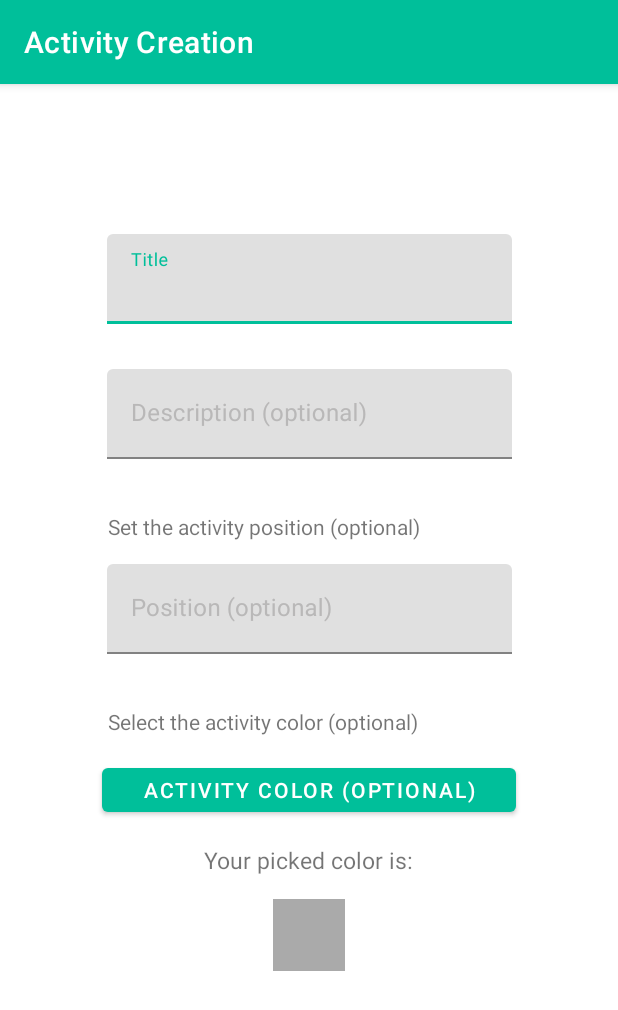
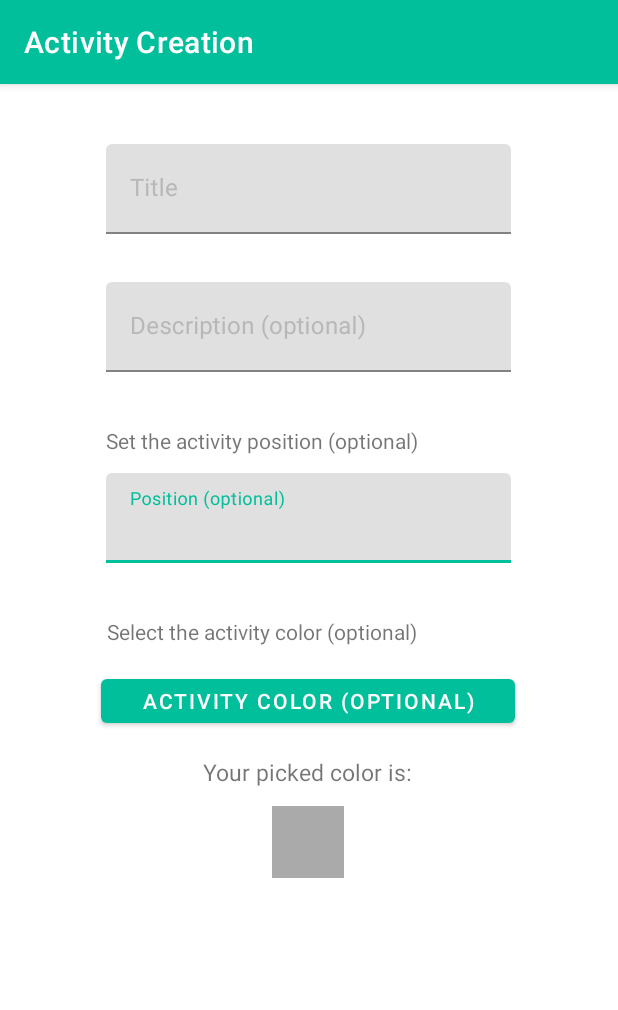
Before and after one commit to MrCosta57/progetto_ing_del_software_2021, an Android app: the layout fragment_activities_creation1.xml on its own in the app's theme, with its tools: preview values and no code run, on a phone screen of 412 x 824 dp. Shown: the top 1010 px of the screen. Run offline under Robolectric (Android 15) with nearby library versions, the light colour scheme and no system bars.

Commit message:
Activities Creation 1
Fatta la prima parte di activities creation, manca la onComplete

```diff
--- a/client/app/src/main/res/layout/fragment_activities_creation1.xml
+++ b/client/app/src/main/res/layout/fragment_activities_creation1.xml
@@ -26,14 +26,63 @@
             app:title="Activity Creation" />
     </com.google.android.material.appbar.AppBarLayout>
 
+
+    <Button
+        android:id="@+id/pick_color_button"
+        android:layout_width="276dp"
+        android:layout_height="41dp"
+        android:layout_gravity="center"
+        android:layout_marginTop="16dp"
+        android:text="@string/activity_color_optional"
+        app:layout_constraintEnd_toEndOf="parent"
+        app:layout_constraintHorizontal_bias="0.496"
+        app:layout_constraintStart_toStartOf="parent"
+        app:layout_constraintTop_toBottomOf="@+id/textView3"
+        tools:ignore="TextContrastCheck,TouchTargetSizeCheck" />
+
+    <View
+        android:id="@+id/preview_selected_color"
+        android:layout_width="48dp"
+        android:layout_height="48dp"
+        android:layout_gravity="center"
+        android:layout_marginTop="12dp"
+        android:background="@android:color/darker_gray"
+        app:layout_constraintEnd_toEndOf="parent"
+        app:layout_constraintHorizontal_bias="0.498"
+        app:layout_constraintStart_toStartOf="parent"
+        app:layout_constraintTop_toBottomOf="@+id/textView4" />
+
+    <com.google.android.material.textfield.TextInputLayout
+        android:id="@+id/activity_position"
+        android:layout_width="270dp"
+        android:layout_height="60dp"
+        android:layout_marginTop="12dp"
+        android:textColorHint="#B9B8B8"
+        app:layout_constraintEnd_toEndOf="parent"
+        app:layout_constraintHorizontal_bias="0.496"
+        app:layout_constraintStart_toStartOf="parent"
+        app:layout_constraintTop_toBottomOf="@+id/textView2">
+
+        <EditText
+            android:id="@+id/activity_position_text"
+            android:layout_width="match_parent"
+            android:layout_height="match_parent"
+            android:ems="10"
+            android:hint="@string/position_optional"
+            android:importantForAutofill="no"
+            android:inputType="textEmailAddress"
+            android:minHeight="48dp"
+            tools:ignore="SpeakableTextPresentCheck" />
+    </com.google.android.material.textfield.TextInputLayout>
+
     <com.google.android.material.textfield.TextInputLayout
         android:id="@+id/activity_title"
         android:layout_width="270dp"
         android:layout_height="60dp"
-        android:layout_marginTop="100dp"
+        android:layout_marginTop="40dp"
         android:textColorHint="#B9B8B8"
         app:layout_constraintEnd_toEndOf="parent"
-        app:layout_constraintHorizontal_bias="0.503"
+        app:layout_constraintHorizontal_bias="0.496"
         app:layout_constraintStart_toStartOf="parent"
         app:layout_constraintTop_toBottomOf="@+id/appBarLayout">
 
@@ -49,14 +98,36 @@
             tools:ignore="SpeakableTextPresentCheck" />
     </com.google.android.material.textfield.TextInputLayout>
 
+    <TextView
+        android:id="@+id/textView2"
+        android:layout_width="wrap_content"
+        android:layout_height="wrap_content"
+        android:layout_marginTop="36dp"
+        android:text="@string/set_the_activity_position_optional"
+        app:layout_constraintEnd_toEndOf="parent"
+        app:layout_constraintHorizontal_bias="0.348"
+        app:layout_constraintStart_toStartOf="parent"
+        app:layout_constraintTop_toBottomOf="@+id/activity_description" />
+
+    <TextView
+        android:id="@+id/textView3"
+        android:layout_width="wrap_content"
+        android:layout_height="wrap_content"
+        android:layout_marginTop="36dp"
+        android:text="@string/select_the_activity_color_optional"
+        app:layout_constraintEnd_toEndOf="parent"
+        app:layout_constraintHorizontal_bias="0.346"
+        app:layout_constraintStart_toStartOf="parent"
+        app:layout_constraintTop_toBottomOf="@+id/activity_position" />
+
     <com.google.android.material.textfield.TextInputLayout
         android:id="@+id/activity_description"
         android:layout_width="270dp"
         android:layout_height="60dp"
-        android:layout_marginTop="30dp"
+        android:layout_marginTop="32dp"
         android:textColorHint="#B9B8B8"
         app:layout_constraintEnd_toEndOf="parent"
-        app:layout_constraintHorizontal_bias="0.503"
+        app:layout_constraintHorizontal_bias="0.496"
         app:layout_constraintStart_toStartOf="parent"
         app:layout_constraintTop_toBottomOf="@+id/activity_title">
 
@@ -72,85 +143,18 @@
             tools:ignore="SpeakableTextPresentCheck" />
     </com.google.android.material.textfield.TextInputLayout>
 
-
-    <com.google.android.material.textfield.TextInputLayout
-        android:id="@+id/activity_position"
-        android:layout_width="270dp"
-        android:layout_height="60dp"
-        android:layout_marginTop="15dp"
-        android:textColorHint="#B9B8B8"
-        app:layout_constraintEnd_toEndOf="parent"
-        app:layout_constraintStart_toStartOf="parent"
-        app:layout_constraintTop_toBottomOf="@+id/textView2">
-
-        <EditText
-            android:id="@+id/activity_position_text"
-            android:layout_width="match_parent"
-            android:layout_height="match_parent"
-            android:ems="10"
-            android:hint="@string/position_optional"
-            android:importantForAutofill="no"
-            android:inputType="textEmailAddress"
-            android:minHeight="48dp"
-            tools:ignore="SpeakableTextPresentCheck" />
-    </com.google.android.material.textfield.TextInputLayout>
-
-    <TextView
-        android:id="@+id/textView2"
-        android:layout_width="wrap_content"
-        android:layout_height="wrap_content"
-        android:layout_marginTop="35dp"
-        android:text="@string/set_the_activity_position_optional"
-        app:layout_constraintEnd_toEndOf="parent"
-        app:layout_constraintHorizontal_bias="0.353"
-        app:layout_constraintStart_toStartOf="parent"
-        app:layout_constraintTop_toBottomOf="@+id/activity_description" />
-
-    <TextView
-        android:id="@+id/textView3"
-        android:layout_width="wrap_content"
-        android:layout_height="wrap_content"
-        android:layout_marginTop="35dp"
-        android:text="@string/select_the_activity_color_optional"
-        app:layout_constraintEnd_toEndOf="parent"
-        app:layout_constraintHorizontal_bias="0.351"
-        app:layout_constraintStart_toStartOf="parent"
-        app:layout_constraintTop_toBottomOf="@+id/activity_position" />
-
-    <Button
-        android:id="@+id/pick_color_button"
-        android:layout_width="276dp"
-        android:layout_height="41dp"
-        android:layout_gravity="center"
-        android:layout_marginTop="15dp"
-        android:text="@string/activity_color_optional"
-        app:layout_constraintEnd_toEndOf="parent"
-        app:layout_constraintStart_toStartOf="parent"
-        app:layout_constraintTop_toBottomOf="@+id/textView3"
-        tools:ignore="TextContrastCheck,TouchTargetSizeCheck" />
-
     <TextView
         android:id="@+id/textView4"
         android:layout_width="wrap_content"
         android:layout_height="wrap_content"
         android:layout_gravity="center"
-        android:layout_marginTop="15dp"
+        android:layout_marginTop="16dp"
         android:text="@string/your_picked_color_is"
         android:textSize="15sp"
         app:layout_constraintEnd_toEndOf="parent"
+        app:layout_constraintHorizontal_bias="0.498"
         app:layout_constraintStart_toStartOf="parent"
         app:layout_constraintTop_toBottomOf="@+id/pick_color_button" />
 
-    <View
-        android:id="@+id/preview_selected_color"
-        android:layout_width="48dp"
-        android:layout_height="48dp"
-        android:layout_gravity="center"
-        android:layout_marginTop="15dp"
-        android:background="@android:color/darker_gray"
-        app:layout_constraintEnd_toEndOf="parent"
-        app:layout_constraintStart_toStartOf="parent"
-        app:layout_constraintTop_toBottomOf="@+id/textView4" />
-
 
 </androidx.constraintlayout.widget.ConstraintLayout>
```
Also changed, not shown: client/app/src/main/java/com/balckbuffalos/familiesshareextended/ActivitiesCreationActivity.java (+3 -29 lines), client/app/src/main/java/com/balckbuffalos/familiesshareextended/Adapters/ActivitiesCreationFragmentAdapter.java (added, +56 -0 lines), client/app/src/main/java/com/balckbuffalos/familiesshareextended/Fragments/ActivitiesCreation1Fragment.java (added, +76 -0 lines), client/app/src/main/java/com/balckbuffalos/familiesshareextended/Fragments/ActivitiesCreation2Fragment.java (added, +45 -0 lines), client/app/src/main/res/layout/activity_activities_creation.xml (+3 -6 lines), client/app/src/main/res/layout/fragment_activities_creation2.xml (added, +14 -0 lines), 1 other file.
